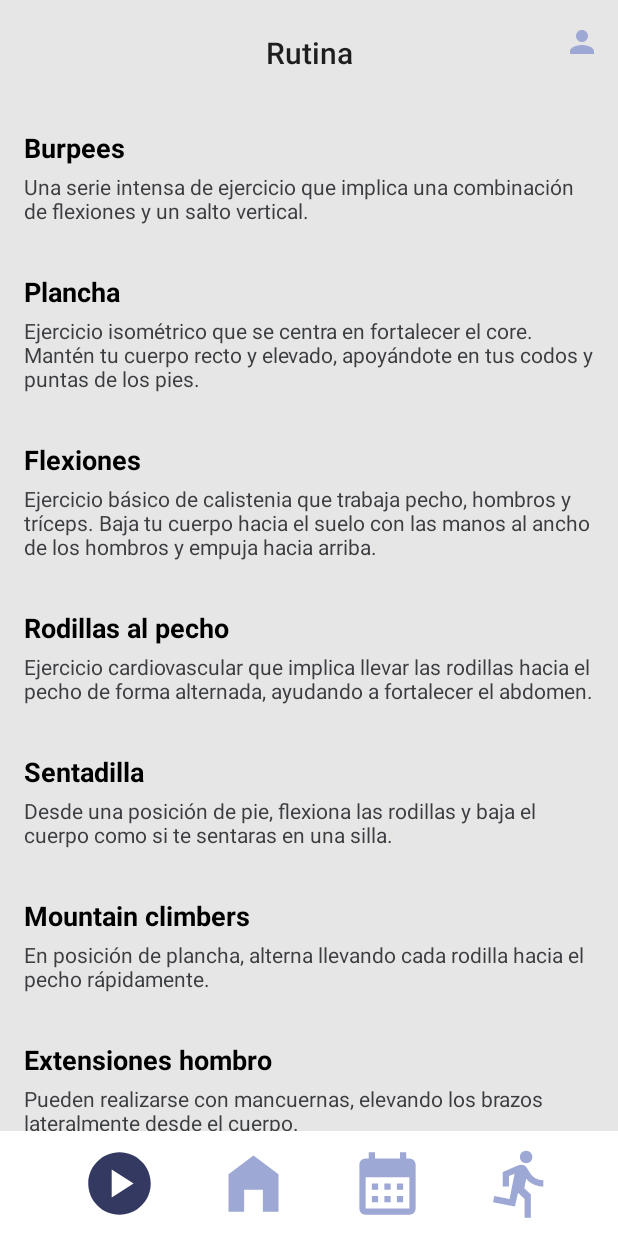
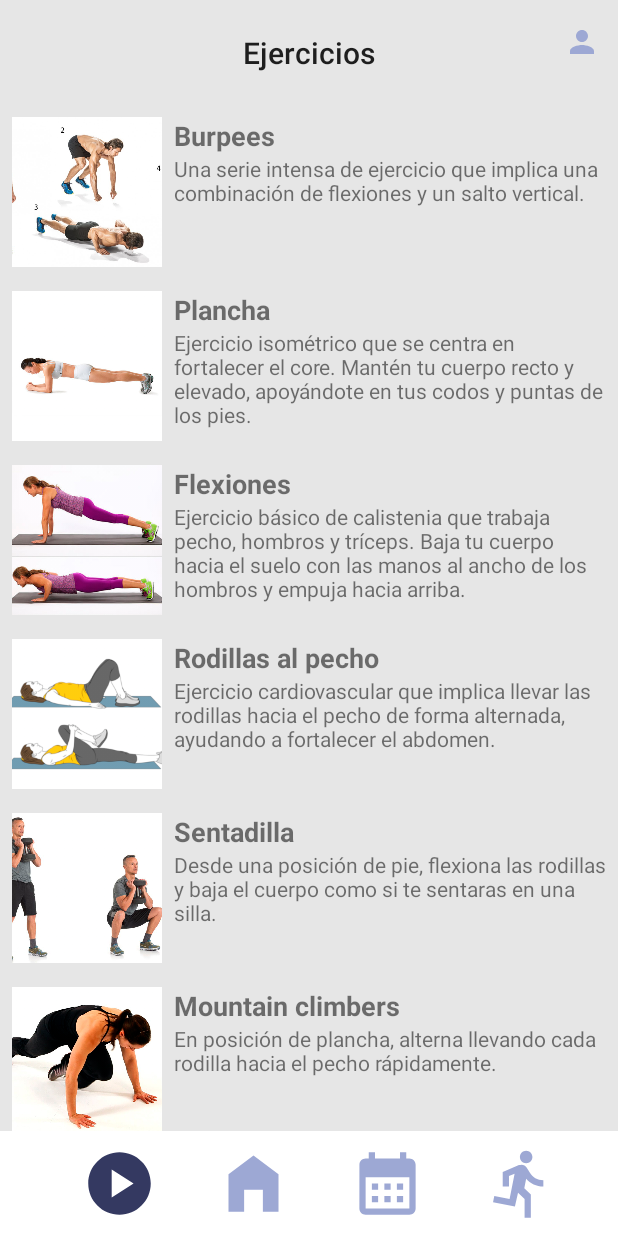
Before and after one commit to JorgeSLT/GymGrid, an Android app built with Jetpack Compose: the RoutineFragment screen opened through its navigation route, on a phone screen of 412 x 824 dp. Run offline under Robolectric (Android 15) with nearby library versions, the phone set to English and light mode, and no system bars; our stand-ins replace Room's generated code.

Commit message:
Routine Fragment done
Next step is events in calendar and working starting button.

```diff
--- a/app/src/main/java/com/example/gymgrid/EjercicioAdapter.kt
+++ b/app/src/main/java/com/example/gymgrid/EjercicioAdapter.kt
@@ -1,12 +1,13 @@
 package com.example.gymgrid
 
+import android.content.Context
 import android.view.LayoutInflater
 import android.view.ViewGroup
 import androidx.recyclerview.widget.RecyclerView
 import com.example.gymgrid.database.entities.Ejercicio
 import com.example.gymgrid.databinding.EjercicioItemBinding
 
-class EjercicioAdapter(private val ejercicios: List<Ejercicio>) : RecyclerView.Adapter<EjercicioAdapter.EjercicioViewHolder>() {
+class EjercicioAdapter(private val ejercicios: List<Ejercicio>, private val context: Context) : RecyclerView.Adapter<EjercicioAdapter.EjercicioViewHolder>() {
 
     override fun onCreateViewHolder(parent: ViewGroup, viewType: Int): EjercicioViewHolder {
         val binding = EjercicioItemBinding.inflate(LayoutInflater.from(parent.context), parent, false)
@@ -18,6 +19,14 @@ class EjercicioAdapter(private val ejercicios: List<Ejercicio>) : RecyclerView.A
             val ejercicio = ejercicios[position]
             tvTituloEjercicio.text = ejercicio.titulo
             tvDescripcionEjercicio.text = ejercicio.descripcion
+
+            val imageId = context.resources.getIdentifier(ejercicio.imagen, "drawable", context.packageName)
+            if (imageId != 0) { // Si el recurso existe
+                imageViewEjercicio.setImageResource(imageId)
+            } else {
+                // Opcional: establece una imagen por defecto si el recurso no se encuentra
+                imageViewEjercicio.setImageResource(R.drawable.ic_launcher_background)
+            }
         }
     }
 
--- a/app/src/main/java/com/example/gymgrid/MainActivity.kt
+++ b/app/src/main/java/com/example/gymgrid/MainActivity.kt
@@ -74,7 +74,7 @@ class MainActivity : AppCompatActivity() {
                 R.id.homeFragment -> "Inicio"
                 R.id.trainingFragment -> "Entrenamiento"
                 R.id.calendarFragment -> "Calendario"
-                R.id.routineFragment -> "Rutina"
+                R.id.routineFragment -> "Ejercicios"
                 else -> "GymGrid"
             }
             binding.toolbarTitle.text = title
--- a/app/src/main/java/com/example/gymgrid/RoutineFragment.kt
+++ b/app/src/main/java/com/example/gymgrid/RoutineFragment.kt
@@ -28,7 +28,7 @@ class RoutineFragment : Fragment() {
     private fun cargarEjercicios() {
         val db = AppDatabase.getDatabase(requireContext())
         db.gymDao().obtenerTodosLosEjercicios().observe(viewLifecycleOwner) { ejercicios ->
-            binding.rvEjercicios.adapter = EjercicioAdapter(ejercicios)
+            binding.rvEjercicios.adapter = EjercicioAdapter(ejercicios, requireContext())
         }
     }
 
--- a/app/src/main/res/layout/ejercicio_item.xml
+++ b/app/src/main/res/layout/ejercicio_item.xml
@@ -2,23 +2,34 @@
 <LinearLayout xmlns:android="http://schemas.android.com/apk/res/android"
     android:layout_width="match_parent"
     android:layout_height="wrap_content"
+    android:orientation="horizontal"
+    android:padding="8dp">
+
+    <ImageView
+        android:id="@+id/imageViewEjercicio"
+        android:layout_width="100dp"
+        android:layout_height="100dp"
+        android:scaleType="centerCrop"
+        android:src="@drawable/ic_launcher_background" />
+
+    <LinearLayout
+        android:layout_width="0dp"
+        android:layout_height="match_parent"
+        android:layout_weight="1"
         android:orientation="vertical"
-    android:padding="16dp">
+        android:paddingStart="8dp">
 
         <TextView
             android:id="@+id/tvTituloEjercicio"
             android:layout_width="match_parent"
             android:layout_height="wrap_content"
             android:textSize="18sp"
-        android:textStyle="bold"
-        android:textColor="@color/black"
-        android:layout_marginBottom="4dp"/>
+            android:textStyle="bold" />
 
         <TextView
             android:id="@+id/tvDescripcionEjercicio"
             android:layout_width="match_parent"
             android:layout_height="wrap_content"
-        android:textColor="@color/lightText"
-        android:textSize="14sp"/>
-
+            android:textSize="14sp" />
     </LinearLayout>
+</LinearLayout>
```
Also changed, not shown: app/src/main/res/drawable/burpees.png (added), app/src/main/res/drawable/diamante.png (added), app/src/main/res/drawable/dominadas.png (added), app/src/main/res/drawable/flexiones.png (added), app/src/main/res/drawable/fondos.png (added), app/src/main/res/drawable/hombro.png (added), app/src/main/res/drawable/mountain.png (added), app/src/main/res/drawable/plancha.png (added), app/src/main/res/drawable/press.png (added), app/src/main/res/drawable/rodillas.png (added), app/src/main/res/drawable/sentadilla.png (added). Lines whose indentation alone changed are shown as unchanged.
